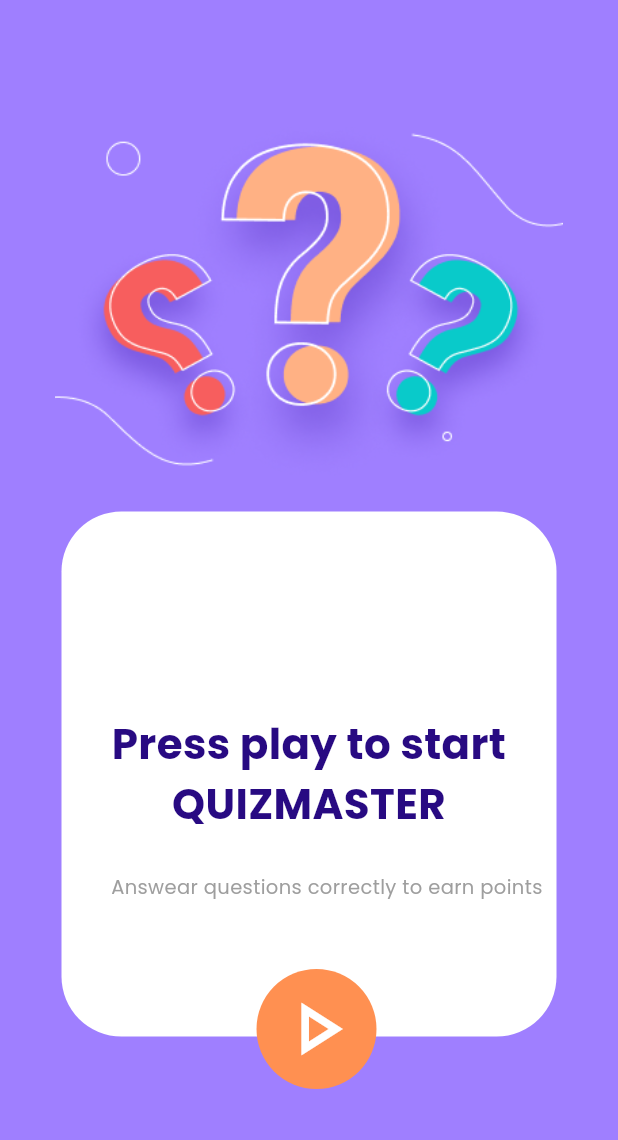
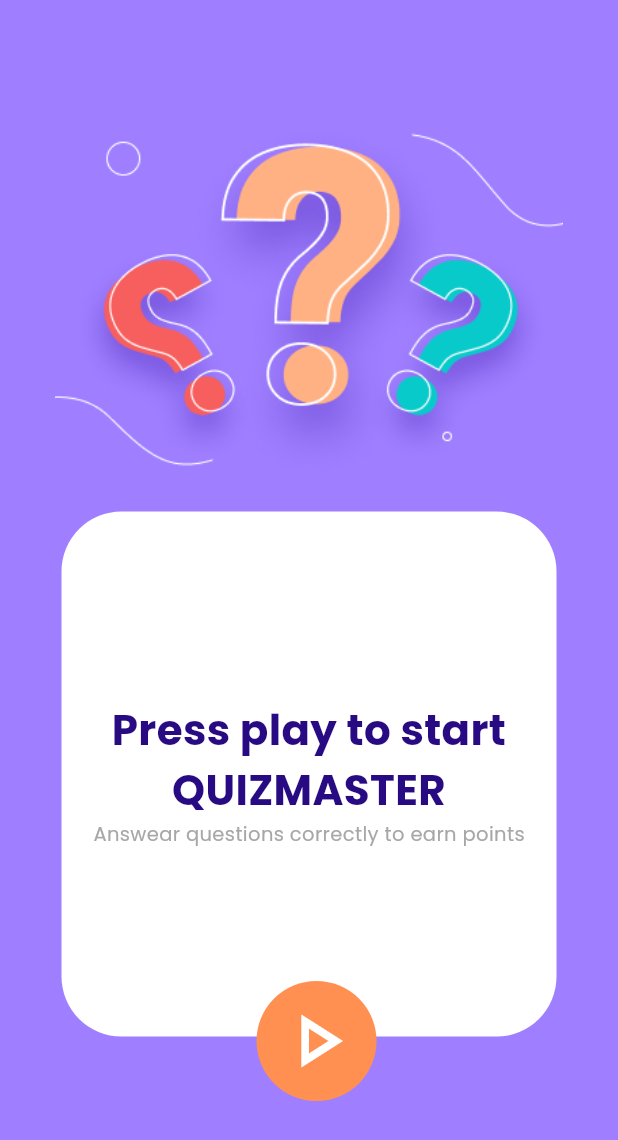
Before and after one commit to MilisaGwadiso/https---github.com-MilisaGwadiso-trivia-app, a Flutter app: the Finalscreen screen opened by its route, after a tap on "Play Again", on a phone screen of 412 x 824 dp. Shown: the top 1140 px of the screen. Run offline on Flutter 3.47's test engine with Material 3 defaults, Android fonts, the phone set to English and light mode, and no system bars; our stand-ins replace flutter_rating_bar, google_fonts.

Commit message:
Updated the text on my homePage

```diff
--- a/lib/Widgets/Questions/finalscreen.dart
+++ b/lib/Widgets/Questions/finalscreen.dart
@@ -52,6 +52,7 @@ class _FinalscreenState extends State<Finalscreen> {
                   itemCount: 3,
                   initialRating: 2,
                   itemPadding: const EdgeInsets.symmetric(horizontal: 4),
+                  itemSize: 40,
                   itemBuilder: (context, _) => const Icon(
                         Icons.star,
                         color: Color(0xffFFE55A),
@@ -63,7 +64,7 @@ class _FinalscreenState extends State<Finalscreen> {
                 height: 150,
               ),
               Text(
-                'You Earned 80 pts',
+                'You Earned 40 pts',
                 style: GoogleFonts.poppins(
                   fontWeight: FontWeight.w400,
                   fontSize: 24,
--- a/lib/Widgets/Questions/quizscreen1.dart
+++ b/lib/Widgets/Questions/quizscreen1.dart
@@ -15,6 +15,9 @@ class _QuizscreenState extends State<Quizscreen> {
   @override
   Widget build(BuildContext context) {
     return Scaffold(
+      appBar: AppBar(
+        backgroundColor: const Color(0xFF9F7FFF),
+      ),
       backgroundColor: const Color(0xFF9F7FFF),
       body: Center(
         child: Column(
--- a/lib/Widgets/button_list.dart
+++ b/lib/Widgets/button_list.dart
@@ -22,6 +22,7 @@ class ButtonList extends StatelessWidget {
                   backgroundColor: colour,
                   minimumSize: const Size(330, 64),
                   shape: RoundedRectangleBorder(
+                    side: const BorderSide(color: Colors.white, ),
                     borderRadius: BorderRadius.circular(12),
                   ),
                 ),
--- a/lib/Widgets/container.dart
+++ b/lib/Widgets/container.dart
@@ -24,27 +24,33 @@ class ContainerWidget extends StatelessWidget {
           borderRadius: BorderRadius.circular(40),
           color: Colors.white,
         ),
-      child: Stack(
-        clipBehavior: Clip.none,
+        child: Stack(clipBehavior: Clip.none, children: [
+          Column(
+            mainAxisAlignment: MainAxisAlignment.center,
             children: [
               Center(
                 child: Text(
                   'Press play to start QUIZMASTER',
-              style: GoogleFonts.poppins( fontSize: 28 ,fontWeight: FontWeight.w700,
+                  style: GoogleFonts.poppins(
+                    fontSize: 28,
+                    fontWeight: FontWeight.w700,
                     color: const Color(0xff280A82),
                   ),
                   textAlign: TextAlign.center,
                 ),
               ),
-          Positioned(
-            bottom: 90,
-            left: 33,
-            child: Center(
+              Center(
                 child: Text('Answear questions correctly to earn points',
-                    style: GoogleFonts.poppins(color:  Colors.grey, fontSize: 13,fontWeight: FontWeight.w400,)),),
+                    style: GoogleFonts.poppins(
+                      color: const Color(0xffA7A7A7),
+                      fontSize: 13,
+                      fontWeight: FontWeight.w400,
+                    )),
+              ),
+            ],
           ),
           Positioned(
-            bottom: -35,
+            bottom: -43,
             left: 130,
             child: CircleAvatar(
               backgroundColor: const Color(0xffFF9051),
@@ -59,8 +65,6 @@ class ContainerWidget extends StatelessWidget {
               ),
             ),
           )
-        ],
-      ),
-    );
+        ]));
   }
 }
--- a/lib/home_screen.dart
+++ b/lib/home_screen.dart
@@ -9,7 +9,7 @@ class HomeScreen extends StatelessWidget {
     return Container(
       decoration: const BoxDecoration(
           gradient: LinearGradient(
-            begin: Alignment.topCenter,
+            begin: Alignment.topLeft,
             end: Alignment.bottomCenter,
             colors: [Color(0xff9F7FFF), Color(0xff8055FE)])),
       child: const Scaffold(
```
Lines whose indentation alone changed are shown as unchanged.
